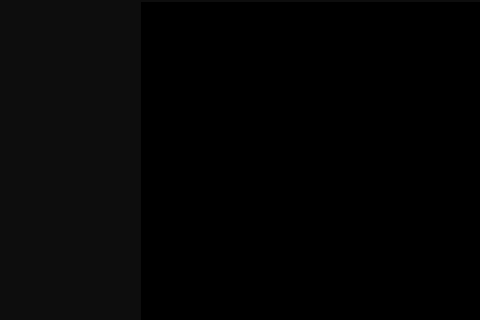
The window that Raspberry QT/mainwindow.ui (lukaszwazny/E-kiosk) describes before a commit, drawn with Qt 5; both pictures show x 0 to 480 and y 0 to 320 of the 1024 by 768 pixel window.
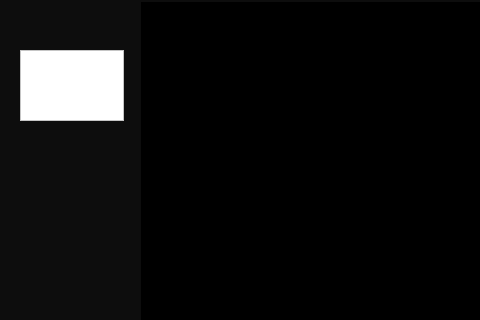
The same window after the commit. Icons and pictures are not drawn.

Patch:
```diff
--- a/Raspberry QT/mainwindow.ui
+++ b/Raspberry QT/mainwindow.ui
@@ -145,6 +145,20 @@
      <enum>QFrame::Raised</enum>
     </property>
    </widget>
+   <widget class="QTextEdit" name="textEdit">
+    <property name="geometry">
+     <rect>
+      <x>20</x>
+      <y>50</y>
+      <width>104</width>
+      <height>71</height>
+     </rect>
+    </property>
+    <property name="styleSheet">
+     <string notr="true">background-color: rgb(255, 255, 255);
+color: rgb(0, 0, 0);</string>
+    </property>
+   </widget>
   </widget>
   <widget class="QMenuBar" name="menubar">
    <property name="geometry">
```
Left out of the diff: 6 changed lines with no effect on the pictures.
